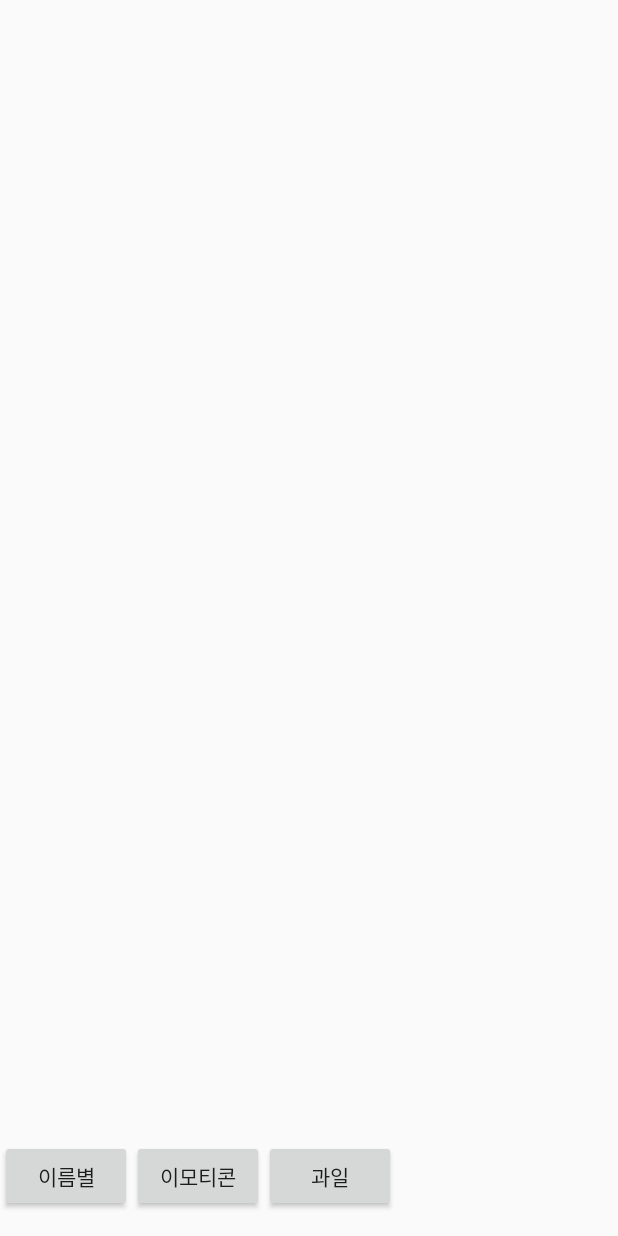
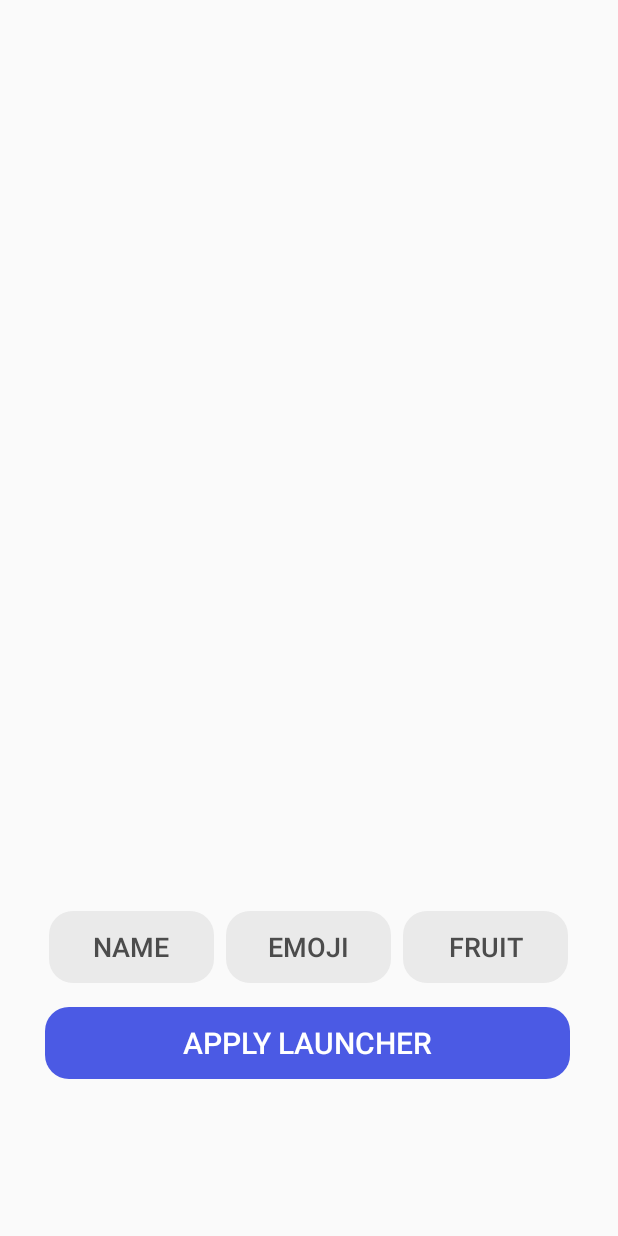
Before and after one commit to jeonghyeonee/Groupify, an Android app: the FolderLauncherActivity screen opened directly, with no data from a screen before it, on a phone screen of 412 x 824 dp. Run offline under Robolectric (Android 15) with nearby library versions, the light colour scheme and no system bars.

Commit message:
change to english ver

```diff
--- a/Groupify/app/src/main/java/com/example/groupify/models/AppData.kt
+++ b/Groupify/app/src/main/java/com/example/groupify/models/AppData.kt
@@ -1,10 +1,12 @@
 package com.example.groupify.models
 
 import android.graphics.drawable.Drawable
+import java.io.Serializable
 
 data class AppData(
     val packageName: String, // 앱의 패키지 이름
     val appName: String,     // 앱의 이름
-    val appIcon: Drawable,    // 앱의 아이콘
+    val appIcon: Drawable?,    // 앱의 아이콘
+    val predictedCluster : Int,
     val predictedColor : String
-)
+) : Serializable
--- a/Groupify/app/src/main/res/layout/activity_folder_launcher.xml
+++ b/Groupify/app/src/main/res/layout/activity_folder_launcher.xml
@@ -1,45 +1,78 @@
 <?xml version="1.0" encoding="utf-8"?>
 <RelativeLayout xmlns:android="http://schemas.android.com/apk/res/android"
     android:layout_width="match_parent"
-    android:layout_height="match_parent">
+    android:layout_height="match_parent"
+    android:layout_centerHorizontal="true">
 
     <!-- RecyclerView (앱 폴더를 표시하는 부분) -->
     <androidx.recyclerview.widget.RecyclerView
         android:id="@+id/folderRecyclerView"
         android:layout_width="match_parent"
-        android:layout_height="match_parent"
+        android:layout_height="500dp"
         android:layout_margin="16dp" />
 
-    <!-- '이름별' 버튼 (하단 왼쪽에 배치) -->
-    <Button
-        android:id="@+id/nameButton"
+    <!-- 버튼들을 한 줄로 배치 (LinearLayout 사용) -->
+
+    <!-- '배치하기' 버튼은 아래 줄에 배치 -->
+    <LinearLayout
+        android:id="@+id/buttonLayout"
         android:layout_width="wrap_content"
         android:layout_height="wrap_content"
-        android:text="이름별"
-        android:layout_alignParentBottom="true"
-        android:layout_alignParentStart="true"
-        android:layout_marginBottom="16dp" />
+        android:layout_below="@+id/folderRecyclerView"
+        android:layout_marginTop="75dp"
+        android:layout_marginBottom="16dp"
+        android:orientation="horizontal"
+        android:layout_centerHorizontal="true">
 
-    <!-- '이모티콘' 버튼 (하단 오른쪽에 배치) -->
-    <Button
-        android:id="@+id/emojiButton"
-        android:layout_width="wrap_content"
-        android:layout_height="wrap_content"
-        android:text="이모티콘"
-        android:layout_alignParentBottom="true"
-        android:layout_toEndOf="@id/nameButton"
-        android:layout_marginBottom="16dp" />
+        <!-- '이름별' 버튼 (하단 왼쪽에 배치) -->
+        <Button
+            android:id="@+id/nameButton"
+            android:layout_width="110dp"
+            android:layout_height="wrap_content"
+            android:layout_marginEnd="8dp"
+            android:background="@drawable/border_radius"
+            android:backgroundTint="#EAEAEA"
+            android:text="Name"
+            android:textColor="#4C4C4C"
+            android:textSize="18dp" />
 
+        <!-- '이모티콘' 버튼 (하단 가운데에 배치) -->
+        <Button
+            android:id="@+id/emojiButton"
+            android:layout_width="110dp"
+            android:layout_height="wrap_content"
+            android:layout_marginEnd="8dp"
+            android:background="@drawable/border_radius"
+            android:backgroundTint="#EAEAEA"
+            android:text="Emoji"
+            android:textColor="#4C4C4C"
+            android:textSize="18dp" />
+
+        <!-- '과일' 버튼 (하단 오른쪽에 배치) -->
+        <Button
+            android:id="@+id/fruitButton"
+            android:layout_width="110dp"
+            android:layout_height="wrap_content"
+            android:background="@drawable/border_radius"
+            android:backgroundTint="#EAEAEA"
+            android:text="Fruit"
+            android:textColor="#4C4C4C"
+            android:textSize="18dp" />
+    </LinearLayout>
 
     <Button
-        android:id="@+id/fruitButton"
-        android:layout_width="wrap_content"
+        android:id="@+id/nextButton"
+        android:layout_width="350dp"
         android:layout_height="wrap_content"
-        android:text="과일"
-        android:layout_alignParentBottom="true"
-        android:layout_toEndOf="@id/emojiButton"
-        android:layout_marginBottom="16dp" />
-
-
+        android:backgroundTint="#4b5ae4"
+        android:background="@drawable/border_radius"
+        android:textSize="20dp"
+        android:textColor="#ffffff"
+        android:text="Apply Launcher"
+        android:layout_below="@id/buttonLayout"
+        android:layout_alignParentStart="true"
+        android:layout_centerHorizontal="true"
+        android:layout_marginBottom="16dp"
+        android:layout_marginLeft="30dp"/>
 
 </RelativeLayout>
--- a/Groupify/app/src/main/res/layout/activity_welcome.xml
+++ b/Groupify/app/src/main/res/layout/activity_welcome.xml
@@ -55,7 +55,7 @@
             android:layout_marginBottom="100dp"
             android:backgroundTint="#4b5ae4"
             android:background="@drawable/border_radius"
-            android:text="시작하기"
+            android:text="Get Started"
             android:textColor="#ffffff"
             android:layout_marginTop="30dp"
             android:visibility="invisible" />
--- a/Groupify/app/src/main/res/layout/custom_alert_dialog.xml
+++ b/Groupify/app/src/main/res/layout/custom_alert_dialog.xml
@@ -20,7 +20,7 @@
         android:id="@+id/dialog_message"
         android:layout_width="wrap_content"
         android:layout_height="wrap_content"
-        android:text="앱 목록을 업데이트 해드릴까요?"
+        android:text="Would you like to update your app list?"
         android:textSize="20sp"
         android:textColor="#000000"
         android:paddingBottom="16dp" />
@@ -35,7 +35,7 @@
             android:id="@+id/cancel_button"
             android:layout_width="wrap_content"
             android:layout_height="wrap_content"
-            android:text="🙅‍♀️ 안 할래요"
+            android:text="🙅‍♀️ No, thanks"
             android:background="?attr/selectableItemBackground"
             android:textColor="#4b5ae4" />
 
@@ -43,7 +43,7 @@
             android:id="@+id/confirm_button"
             android:layout_width="wrap_content"
             android:layout_height="wrap_content"
-            android:text="🙆‍네 해주세요"
+            android:text="🙆‍Yes, please"
             android:background="?attr/selectableItemBackground"
             android:textColor="#4b5ae4"
             android:layout_marginStart="20dp" />
--- a/Groupify/app/src/main/res/layout/item_app.xml
+++ b/Groupify/app/src/main/res/layout/item_app.xml
@@ -5,12 +5,14 @@
     android:gravity="center"
     android:padding="8dp">
 
+    <!-- 앱 아이콘 -->
     <ImageView
         android:id="@+id/appIcon"
         android:layout_width="48dp"
         android:layout_height="48dp"
         android:contentDescription="@string/app_icon" />
 
+    <!-- 앱 이름 -->
     <TextView
         android:id="@+id/appLabel"
         android:layout_width="wrap_content"
--- a/Groupify/app/src/main/res/values/strings.xml
+++ b/Groupify/app/src/main/res/values/strings.xml
@@ -1,8 +1,8 @@
 <resources>
     <string name="app_name">Groupify</string>
     <string name="app_icon">App Icon</string>
-    <string name="welcome_message_1">폴더 정리 지겨우셨죠?</string>
-    <string name="welcome_message_2"><![CDATA[<font color="#0000FF">5분</font> 안에 대신 해드릴게요!]]></string>
+    <string name="welcome_message_1">Tired of organizaing folders?</string>
+    <string name="welcome_message_2">We will do it for you in <font color="#0000FF">5 minutes</font>!</string>
     <string name="launcher_background">Launcher Background</string>
     <string name="app_icon_desc">App Icon</string>
     <string name="folder_icon_desc">Folder Icon</string>
```
Also changed, not shown: Groupify/app/src/main/java/com/example/groupify/ColorClassify.kt (+9 -9 lines), Groupify/app/src/main/java/com/example/groupify/FolderLauncherActivity.kt (+91 -4 lines), Groupify/app/src/main/java/com/example/groupify/LauncherActivity.kt (+113 -116 lines), Groupify/app/src/main/res/layout/activity_app_list.xml (added, +10 -0 lines), Groupify/app/src/main/res/layout/activity_colorclassify.xml (+12 -3 lines), Groupify/app/src/main/res/layout/activity_launcher.xml (+9 -21 lines), Groupify/app/src/main/res/layout/activity_selection.xml (+8 -8 lines).
